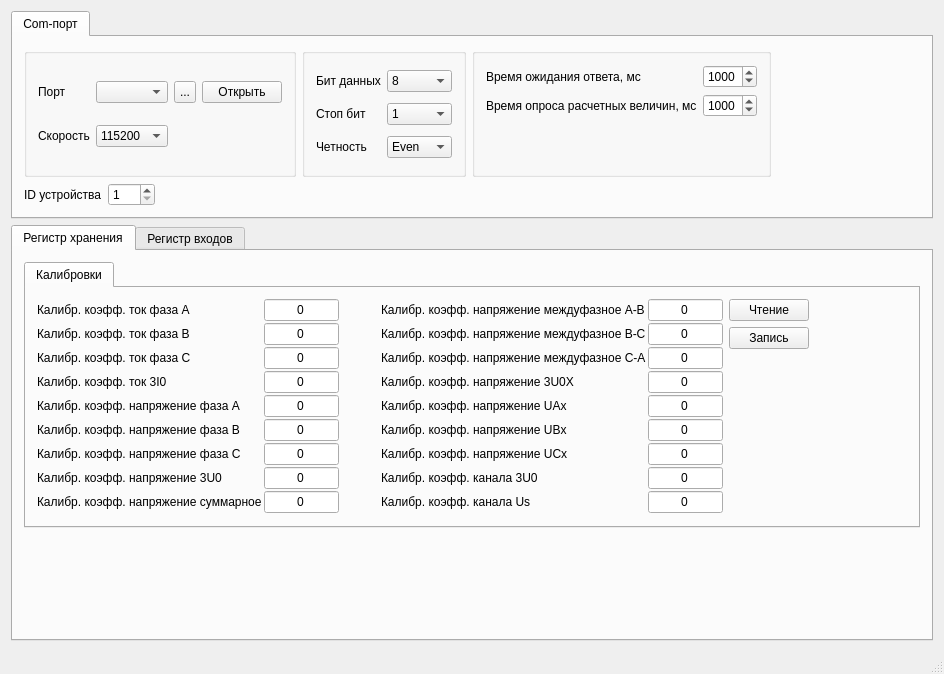
Above: configuratorwindow.ui from vlarry/configurator before the change. Below: the same form after it.
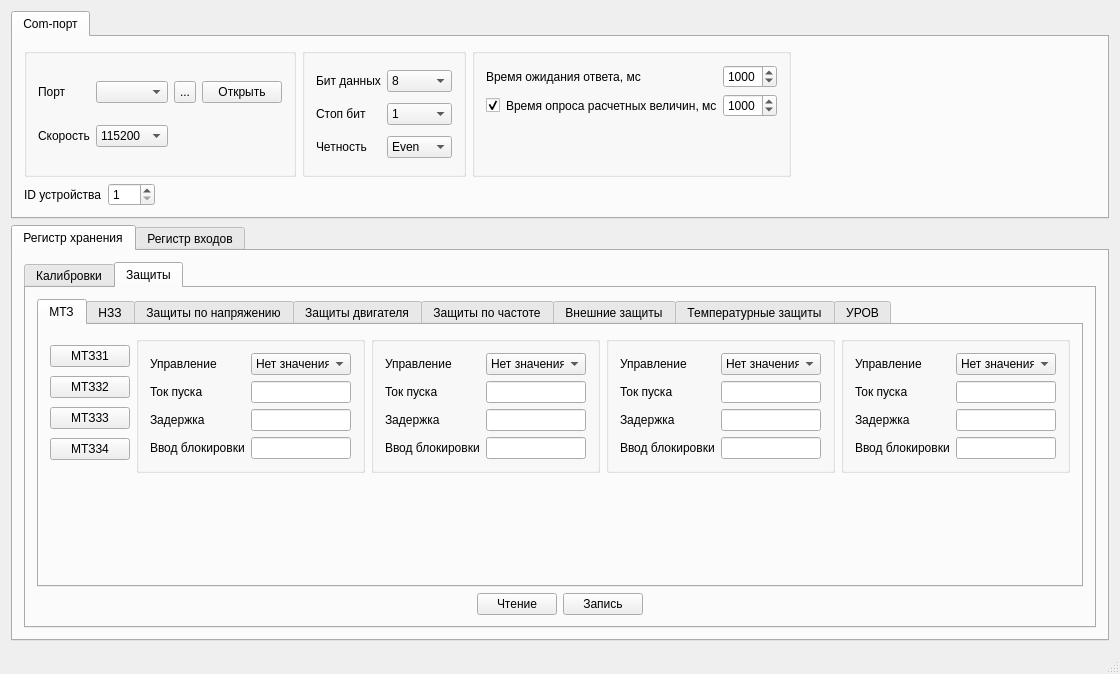
That is the form after the change. Icons and pictures are not drawn.

Commit message: Реализация вкладки "Защита" с вкладками всех имеющихся типов защит; Реализация наполнения вкладки "Токовые защиты" и обработка выбора одной из 4х токовых защит (подсветка текущей кнопки).

What changed in the file:
```diff
--- a/configuratorwindow.ui
+++ b/configuratorwindow.ui
@@ -6,7 +6,7 @@
    <rect>
     <x>0</x>
     <y>0</y>
-    <width>933</width>
+    <width>965</width>
     <height>630</height>
    </rect>
   </property>
@@ -86,16 +86,6 @@
                  </property>
                 </widget>
                </item>
-               <item row="1" column="0">
-                <widget class="QLabel" name="lblTextPortSpeed">
-                 <property name="text">
-                  <string>Скорость</string>
-                 </property>
-                 <property name="scaledContents">
-                  <bool>true</bool>
-                 </property>
-                </widget>
-               </item>
                <item row="1" column="1">
                 <widget class="QComboBox" name="cboxPortSpeed">
                  <property name="toolTip">
@@ -181,6 +171,16 @@
                  </property>
                 </widget>
                </item>
+               <item row="1" column="0">
+                <widget class="QLabel" name="lblTextPortSpeed">
+                 <property name="text">
+                  <string>Скорость</string>
+                 </property>
+                 <property name="scaledContents">
+                  <bool>true</bool>
+                 </property>
+                </widget>
+               </item>
                <item row="0" column="3">
                 <widget class="QPushButton" name="pbtnPortCtrl">
                  <property name="text">
@@ -379,6 +379,12 @@
                </item>
                <item row="0" column="2">
                 <widget class="QSpinBox" name="sboxTimeout">
+                 <property name="maximumSize">
+                  <size>
+                   <width>75</width>
+                   <height>75</height>
+                  </size>
+                 </property>
                  <property name="toolTip">
                   <string>Ожидание ответа от устройства</string>
                  </property>
@@ -410,7 +416,20 @@
              </item>
              <item>
               <layout class="QGridLayout" name="gridLayout_5">
-               <item row="0" column="0">
+               <item row="0" column="2">
+                <spacer name="horizontalSpacer_9">
+                 <property name="orientation">
+                  <enum>Qt::Horizontal</enum>
+                 </property>
+                 <property name="sizeHint" stdset="0">
+                  <size>
+                   <width>40</width>
+                   <height>20</height>
+                  </size>
+                 </property>
+                </spacer>
+               </item>
+               <item row="0" column="1">
                 <widget class="QLabel" name="lblTextTimeoutCalc">
                  <property name="text">
                   <string>Время опроса расчетных величин, мс</string>
@@ -420,8 +439,14 @@
                  </property>
                 </widget>
                </item>
-               <item row="0" column="1">
+               <item row="0" column="3">
                 <widget class="QSpinBox" name="sboxTimeoutCalc">
+                 <property name="maximumSize">
+                  <size>
+                   <width>75</width>
+                   <height>75</height>
+                  </size>
+                 </property>
                  <property name="toolTip">
                   <string>Время опроса расчетных величин по таймеру</string>
                  </property>
@@ -436,6 +461,16 @@
                  </property>
                 </widget>
                </item>
+               <item row="0" column="0">
+                <widget class="QCheckBox" name="checkboxCalibTimeout">
+                 <property name="text">
+                  <string/>
+                 </property>
+                 <property name="checked">
+                  <bool>true</bool>
+                 </property>
+                </widget>
+               </item>
               </layout>
              </item>
              <item>
@@ -526,12 +561,14 @@
         <item>
          <widget class="QTabWidget" name="tabwgtSettings">
           <property name="currentIndex">
-           <number>0</number>
+           <number>1</number>
           </property>
           <widget class="QWidget" name="tabCalibration">
            <attribute name="title">
             <string>Калибровки</string>
            </attribute>
+           <layout class="QVBoxLayout" name="verticalLayout_9">
+            <item>
            <layout class="QHBoxLayout" name="horizontalLayout_5">
             <item>
              <layout class="QGridLayout" name="gridLayout_6">
@@ -1339,8 +1376,6 @@
              </spacer>
             </item>
            </layout>
-          </widget>
-         </widget>
         </item>
         <item>
          <spacer name="verticalSpacer_4">
@@ -1350,10 +1385,707 @@
           <property name="sizeHint" stdset="0">
            <size>
             <width>20</width>
+                <height>94</height>
+               </size>
+              </property>
+             </spacer>
+            </item>
+           </layout>
+          </widget>
+          <widget class="QWidget" name="tabProtections">
+           <attribute name="title">
+            <string>Защиты</string>
+           </attribute>
+           <layout class="QVBoxLayout" name="verticalLayout_8">
+            <item>
+             <widget class="QTabWidget" name="tabwgtProtections">
+              <property name="currentIndex">
+               <number>0</number>
+              </property>
+              <widget class="QWidget" name="tabProtectionMTZ">
+               <attribute name="title">
+                <string>МТЗ</string>
+               </attribute>
+               <layout class="QVBoxLayout" name="verticalLayout_10">
+                <item>
+                 <layout class="QHBoxLayout" name="horizontalLayout_8">
+                  <item>
+                   <layout class="QVBoxLayout" name="verticalLayout_12">
+                    <property name="spacing">
+                     <number>0</number>
+                    </property>
+                    <item>
+                     <widget class="QPushButton" name="pbtnProtectionMTZ31">
+                      <property name="text">
+                       <string>МТЗ31</string>
+                      </property>
+                      <property name="checkable">
+                       <bool>false</bool>
+                      </property>
+                     </widget>
+                    </item>
+                    <item>
+                     <widget class="QPushButton" name="pbtnProtectionMTZ32">
+                      <property name="text">
+                       <string>МТЗ32</string>
+                      </property>
+                      <property name="checkable">
+                       <bool>false</bool>
+                      </property>
+                     </widget>
+                    </item>
+                    <item>
+                     <widget class="QPushButton" name="pbtnProtectionMTZ33">
+                      <property name="text">
+                       <string>МТЗ33</string>
+                      </property>
+                      <property name="checkable">
+                       <bool>false</bool>
+                      </property>
+                     </widget>
+                    </item>
+                    <item>
+                     <widget class="QPushButton" name="pbtnProtectionMTZ34">
+                      <property name="text">
+                       <string>МТЗ34</string>
+                      </property>
+                      <property name="checkable">
+                       <bool>false</bool>
+                      </property>
+                     </widget>
+                    </item>
+                   </layout>
+                  </item>
+                  <item>
+                   <widget class="QGroupBox" name="gboxProtectionPropertiesMTZ31">
+                    <property name="sizePolicy">
+                     <sizepolicy hsizetype="Fixed" vsizetype="Fixed">
+                      <horstretch>0</horstretch>
+                      <verstretch>0</verstretch>
+                     </sizepolicy>
+                    </property>
+                    <property name="title">
+                     <string/>
+                    </property>
+                    <property name="alignment">
+                     <set>Qt::AlignCenter</set>
+                    </property>
+                    <layout class="QHBoxLayout" name="horizontalLayout_6">
+                     <item>
+                      <layout class="QVBoxLayout" name="verticalLayout_11">
+                       <item>
+                        <widget class="QLabel" name="lblTextProtectionMTZ_Ctrl">
+                         <property name="text">
+                          <string>Управление</string>
+                         </property>
+                         <property name="scaledContents">
+                          <bool>true</bool>
+                         </property>
+                        </widget>
+                       </item>
+                       <item>
+                        <widget class="QLabel" name="lblTextProtectionMTZ_StartCurrent">
+                         <property name="text">
+                          <string>Ток пуска</string>
+                         </property>
+                         <property name="scaledContents">
+                          <bool>true</bool>
+                         </property>
+                        </widget>
+                       </item>
+                       <item>
+                        <widget class="QLabel" name="lblTextProtectionMTZ_Timeout">
+                         <property name="text">
+                          <string>Задержка</string>
+                         </property>
+                         <property name="scaledContents">
+                          <bool>true</bool>
+                         </property>
+                        </widget>
+                       </item>
+                       <item>
+                        <widget class="QLabel" name="lblTextProtectionMTZ_EnterBlocking">
+                         <property name="text">
+                          <string>Ввод блокировки</string>
+                         </property>
+                         <property name="scaledContents">
+                          <bool>true</bool>
+                         </property>
+                        </widget>
+                       </item>
+                      </layout>
+                     </item>
+                     <item>
+                      <layout class="QVBoxLayout" name="vltProtectionMTZ31">
+                       <item>
+                        <widget class="QComboBox" name="cboxPortName_2">
+                         <property name="maximumSize">
+                          <size>
+                           <width>100</width>
+                           <height>100</height>
+                          </size>
+                         </property>
+                         <property name="toolTip">
+                          <string>Имя порта</string>
+                         </property>
+                         <item>
+                          <property name="text">
+                           <string>Нет значения</string>
+                          </property>
+                         </item>
+                         <item>
+                          <property name="text">
+                           <string>С блокировкой</string>
+                          </property>
+                         </item>
+                         <item>
+                          <property name="text">
+                           <string>Включить</string>
+                          </property>
+                         </item>
+                         <item>
+                          <property name="text">
+                           <string>Отключить</string>
+                          </property>
+                         </item>
+                        </widget>
+                       </item>
+                       <item>
+                        <widget class="QLineEdit" name="lineEdit">
+                         <property name="maximumSize">
+                          <size>
+                           <width>100</width>
+                           <height>100</height>
+                          </size>
+                         </property>
+                        </widget>
+                       </item>
+                       <item>
+                        <widget class="QLineEdit" name="lineEdit_2">
+                         <property name="maximumSize">
+                          <size>
+                           <width>100</width>
+                           <height>100</height>
+                          </size>
+                         </property>
+                        </widget>
+                       </item>
+                       <item>
+                        <widget class="QLineEdit" name="lineEdit_3">
+                         <property name="maximumSize">
+                          <size>
+                           <width>100</width>
+                           <height>100</height>
+                          </size>
+                         </property>
+                        </widget>
+                       </item>
+                      </layout>
+                     </item>
+                    </layout>
+                   </widget>
+                  </item>
+                  <item>
+                   <widget class="QGroupBox" name="gboxProtectionPropertiesMTZ32">
+                    <property name="sizePolicy">
+                     <sizepolicy hsizetype="Fixed" vsizetype="Fixed">
+                      <horstretch>0</horstretch>
+                      <verstretch>0</verstretch>
+                     </sizepolicy>
+                    </property>
+                    <property name="title">
+                     <string/>
+                    </property>
+                    <property name="alignment">
+                     <set>Qt::AlignCenter</set>
+                    </property>
+                    <layout class="QHBoxLayout" name="horizontalLayout_10">
+                     <item>
+                      <layout class="QVBoxLayout" name="verticalLayout_13">
+                       <item>
+                        <widget class="QLabel" name="lblTextProtectionMTZ_Ctrl_2">
+                         <property name="text">
+                          <string>Управление</string>
+                         </property>
+                         <property name="scaledContents">
+                          <bool>true</bool>
+                         </property>
+                        </widget>
+                       </item>
+                       <item>
+                        <widget class="QLabel" name="lblTextProtectionMTZ_StartCurrent_2">
+                         <property name="text">
+                          <string>Ток пуска</string>
+                         </property>
+                         <property name="scaledContents">
+                          <bool>true</bool>
+                         </property>
+                        </widget>
+                       </item>
+                       <item>
+                        <widget class="QLabel" name="lblTextProtectionMTZ_Timeout_2">
+                         <property name="text">
+                          <string>Задержка</string>
+                         </property>
+                         <property name="scaledContents">
+                          <bool>true</bool>
+                         </property>
+                        </widget>
+                       </item>
+                       <item>
+                        <widget class="QLabel" name="lblTextProtectionMTZ_EnterBlocking_2">
+                         <property name="text">
+                          <string>Ввод блокировки</string>
+                         </property>
+                         <property name="scaledContents">
+                          <bool>true</bool>
+                         </property>
+                        </widget>
+                       </item>
+                      </layout>
+                     </item>
+                     <item>
+                      <layout class="QVBoxLayout" name="vltProtectionMTZ31_2">
+                       <item>
+                        <widget class="QComboBox" name="cboxPortName_3">
+                         <property name="maximumSize">
+                          <size>
+                           <width>100</width>
+                           <height>100</height>
+                          </size>
+                         </property>
+                         <property name="toolTip">
+                          <string>Имя порта</string>
+                         </property>
+                         <item>
+                          <property name="text">
+                           <string>Нет значения</string>
+                          </property>
+                         </item>
+                         <item>
+                          <property name="text">
+                           <string>С блокировкой</string>
+                          </property>
+                         </item>
+                         <item>
+                          <property name="text">
+                           <string>Включить</string>
+                          </property>
+                         </item>
+                         <item>
+                          <property name="text">
+                           <string>Отключить</string>
+                          </property>
+                         </item>
+                        </widget>
+                       </item>
+                       <item>
+                        <widget class="QLineEdit" name="lineEdit_4">
+                         <property name="maximumSize">
+                          <size>
+                           <width>100</width>
+                           <height>100</height>
+                          </size>
+                         </property>
+                        </widget>
+                       </item>
+                       <item>
+                        <widget class="QLineEdit" name="lineEdit_5">
+                         <property name="maximumSize">
+                          <size>
+                           <width>100</width>
+                           <height>100</height>
+                          </size>
+                         </property>
+                        </widget>
+                       </item>
+                       <item>
+                        <widget class="QLineEdit" name="lineEdit_6">
+                         <property name="maximumSize">
+                          <size>
+                           <width>100</width>
+                           <height>100</height>
+                          </size>
+                         </property>
+                        </widget>
+                       </item>
+                      </layout>
+                     </item>
+                    </layout>
+                   </widget>
+                  </item>
+                  <item>
+                   <widget class="QGroupBox" name="gboxProtectionPropertiesMTZ33">
+                    <property name="sizePolicy">
+                     <sizepolicy hsizetype="Fixed" vsizetype="Fixed">
+                      <horstretch>0</horstretch>
+                      <verstretch>0</verstretch>
+                     </sizepolicy>
+                    </property>
+                    <property name="title">
+                     <string/>
+                    </property>
+                    <property name="alignment">
+                     <set>Qt::AlignCenter</set>
+                    </property>
+                    <layout class="QHBoxLayout" name="horizontalLayout_11">
+                     <item>
+                      <layout class="QVBoxLayout" name="verticalLayout_14">
+                       <item>
+                        <widget class="QLabel" name="lblTextProtectionMTZ_Ctrl_3">
+                         <property name="text">
+                          <string>Управление</string>
+                         </property>
+                         <property name="scaledContents">
+                          <bool>true</bool>
+                         </property>
+                        </widget>
+                       </item>
+                       <item>
+                        <widget class="QLabel" name="lblTextProtectionMTZ_StartCurrent_3">
+                         <property name="text">
+                          <string>Ток пуска</string>
+                         </property>
+                         <property name="scaledContents">
+                          <bool>true</bool>
+                         </property>
+                        </widget>
+                       </item>
+                       <item>
+                        <widget class="QLabel" name="lblTextProtectionMTZ_Timeout_3">
+                         <property name="text">
+                          <string>Задержка</string>
+                         </property>
+                         <property name="scaledContents">
+                          <bool>true</bool>
+                         </property>
+                        </widget>
+                       </item>
+                       <item>
+                        <widget class="QLabel" name="lblTextProtectionMTZ_EnterBlocking_3">
+                         <property name="text">
+                          <string>Ввод блокировки</string>
+                         </property>
+                         <property name="scaledContents">
+                          <bool>true</bool>
+                         </property>
+                        </widget>
+                       </item>
+                      </layout>
+                     </item>
+                     <item>
+                      <layout class="QVBoxLayout" name="vltProtectionMTZ31_3">
+                       <item>
+                        <widget class="QComboBox" name="cboxPortName_4">
+                         <property name="maximumSize">
+                          <size>
+                           <width>100</width>
+                           <height>100</height>
+                          </size>
+                         </property>
+                         <property name="toolTip">
+                          <string>Имя порта</string>
+                         </property>
+                         <item>
+                          <property name="text">
+                           <string>Нет значения</string>
+                          </property>
+                         </item>
+                         <item>
+                          <property name="text">
+                           <string>С блокировкой</string>
+                          </property>
+                         </item>
+                         <item>
+                          <property name="text">
+                           <string>Включить</string>
+                          </property>
+                         </item>
+                         <item>
+                          <property name="text">
+                           <string>Отключить</string>
+                          </property>
+                         </item>
+                        </widget>
+                       </item>
+                       <item>
+                        <widget class="QLineEdit" name="lineEdit_7">
+                         <property name="maximumSize">
+                          <size>
+                           <width>100</width>
+                           <height>100</height>
+                          </size>
+                         </property>
+                        </widget>
+                       </item>
+                       <item>
+                        <widget class="QLineEdit" name="lineEdit_8">
+                         <property name="maximumSize">
+                          <size>
+                           <width>100</width>
+                           <height>100</height>
+                          </size>
+                         </property>
+                        </widget>
+                       </item>
+                       <item>
+                        <widget class="QLineEdit" name="lineEdit_9">
+                         <property name="maximumSize">
+                          <size>
+                           <width>100</width>
+                           <height>100</height>
+                          </size>
+                         </property>
+                        </widget>
+                       </item>
+                      </layout>
+                     </item>
+                    </layout>
+                   </widget>
+                  </item>
+                  <item>
+                   <widget class="QGroupBox" name="gboxProtectionPropertiesMTZ34">
+                    <property name="sizePolicy">
+                     <sizepolicy hsizetype="Fixed" vsizetype="Fixed">
+                      <horstretch>0</horstretch>
+                      <verstretch>0</verstretch>
+                     </sizepolicy>
+                    </property>
+                    <property name="title">
+                     <string/>
+                    </property>
+                    <property name="alignment">
+                     <set>Qt::AlignCenter</set>
+                    </property>
+                    <layout class="QHBoxLayout" name="horizontalLayout_12">
+                     <item>
+                      <layout class="QVBoxLayout" name="verticalLayout_15">
+                       <item>
+                        <widget class="QLabel" name="lblTextProtectionMTZ_Ctrl_4">
+                         <property name="text">
+                          <string>Управление</string>
+                         </property>
+                         <property name="scaledContents">
+                          <bool>true</bool>
+                         </property>
+                        </widget>
+                       </item>
+                       <item>
+                        <widget class="QLabel" name="lblTextProtectionMTZ_StartCurrent_4">
+                         <property name="text">
+                          <string>Ток пуска</string>
+                         </property>
+                         <property name="scaledContents">
+                          <bool>true</bool>
+                         </property>
+                        </widget>
+                       </item>
+                       <item>
+                        <widget class="QLabel" name="lblTextProtectionMTZ_Timeout_4">
+                         <property name="text">
+                          <string>Задержка</string>
+                         </property>
+                         <property name="scaledContents">
+                          <bool>true</bool>
+                         </property>
+                        </widget>
+                       </item>
+                       <item>
+                        <widget class="QLabel" name="lblTextProtectionMTZ_EnterBlocking_4">
+                         <property name="text">
+                          <string>Ввод блокировки</string>
+                         </property>
+                         <property name="scaledContents">
+                          <bool>true</bool>
+                         </property>
+                        </widget>
+                       </item>
+                      </layout>
+                     </item>
+                     <item>
+                      <layout class="QVBoxLayout" name="vltProtectionMTZ31_4">
+                       <item>
+                        <widget class="QComboBox" name="cboxPortName_5">
+                         <property name="maximumSize">
+                          <size>
+                           <width>100</width>
+                           <height>100</height>
+                          </size>
+                         </property>
+                         <property name="toolTip">
+                          <string>Имя порта</string>
+                         </property>
+                         <item>
+                          <property name="text">
+                           <string>Нет значения</string>
+                          </property>
+                         </item>
+                         <item>
+                          <property name="text">
+                           <string>С блокировкой</string>
+                          </property>
+                         </item>
+                         <item>
+                          <property name="text">
+                           <string>Включить</string>
+                          </property>
+                         </item>
+                         <item>
+                          <property name="text">
+                           <string>Отключить</string>
+                          </property>
+                         </item>
+                        </widget>
+                       </item>
+                       <item>
+                        <widget class="QLineEdit" name="lineEdit_10">
+                         <property name="maximumSize">
+                          <size>
+                           <width>100</width>
+                           <height>100</height>
+                          </size>
+                         </property>
+                        </widget>
+                       </item>
+                       <item>
+                        <widget class="QLineEdit" name="lineEdit_11">
+                         <property name="maximumSize">
+                          <size>
+                           <width>100</width>
+                           <height>100</height>
+                          </size>
+                         </property>
+                        </widget>
+                       </item>
+                       <item>
+                        <widget class="QLineEdit" name="lineEdit_12">
+                         <property name="maximumSize">
+                          <size>
+                           <width>100</width>
+                           <height>100</height>
+                          </size>
+                         </property>
+                        </widget>
+                       </item>
+                      </layout>
+                     </item>
+                    </layout>
+                   </widget>
+                  </item>
+                  <item>
+                   <spacer name="horizontalSpacer_13">
+                    <property name="orientation">
+                     <enum>Qt::Horizontal</enum>
+                    </property>
+                    <property name="sizeHint" stdset="0">
+                     <size>
+                      <width>40</width>
+                      <height>20</height>
+                     </size>
+                    </property>
+                   </spacer>
+                  </item>
+                 </layout>
+                </item>
+                <item>
+                 <spacer name="verticalSpacer_5">
+                  <property name="orientation">
+                   <enum>Qt::Vertical</enum>
+                  </property>
+                  <property name="sizeHint" stdset="0">
+                   <size>
+                    <width>20</width>
             <height>40</height>
            </size>
           </property>
          </spacer>
+                </item>
+               </layout>
+              </widget>
+              <widget class="QWidget" name="tabProtectionNZZ">
+               <attribute name="title">
+                <string>НЗЗ</string>
+               </attribute>
+              </widget>
+              <widget class="QWidget" name="tabProtectionPower">
+               <attribute name="title">
+                <string>Защиты по напряжению</string>
+               </attribute>
+              </widget>
+              <widget class="QWidget" name="tabProtectionMotor">
+               <attribute name="title">
+                <string>Защиты двигателя</string>
+               </attribute>
+              </widget>
+              <widget class="QWidget" name="tabProtectionFrenquency">
+               <attribute name="title">
+                <string>Защиты по частоте</string>
+               </attribute>
+              </widget>
+              <widget class="QWidget" name="tabProtectionExternal">
+               <attribute name="title">
+                <string>Внешние защиты</string>
+               </attribute>
+              </widget>
+              <widget class="QWidget" name="tabProtectionTemperature">
+               <attribute name="title">
+                <string>Температурные защиты</string>
+               </attribute>
+              </widget>
+              <widget class="QWidget" name="tabProtectionUROV">
+               <attribute name="title">
+                <string>УРОВ</string>
+               </attribute>
+              </widget>
+             </widget>
+            </item>
+            <item>
+             <layout class="QHBoxLayout" name="horizontalLayout_9">
+              <item>
+               <spacer name="horizontalSpacer_10">
+                <property name="orientation">
+                 <enum>Qt::Horizontal</enum>
+                </property>
+                <property name="sizeHint" stdset="0">
+                 <size>
+                  <width>40</width>
+                  <height>20</height>
+                 </size>
+                </property>
+               </spacer>
+              </item>
+              <item>
+               <widget class="QPushButton" name="pbtnReadProtection">
+                <property name="text">
+                 <string>Чтение</string>
+                </property>
+               </widget>
+              </item>
+              <item>
+               <widget class="QPushButton" name="pbtnWriteProtection">
+                <property name="text">
+                 <string>Запись</string>
+                </property>
+               </widget>
+              </item>
+              <item>
+               <spacer name="horizontalSpacer_11">
+                <property name="orientation">
+                 <enum>Qt::Horizontal</enum>
+                </property>
+                <property name="sizeHint" stdset="0">
+                 <size>
+                  <width>40</width>
+                  <height>20</height>
+                 </size>
+                </property>
+               </spacer>
+              </item>
+             </layout>
+            </item>
+           </layout>
+          </widget>
+         </widget>
         </item>
        </layout>
       </widget>
```
Lines whose indentation alone changed are shown as unchanged. The commit also changes 2 other files.
